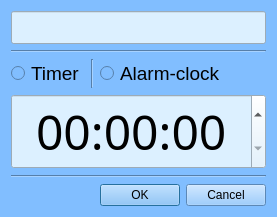
Old version of the form SmartClock/ClockWindow.ui in the repository Artem259/univ2.1_OOP_lab2.
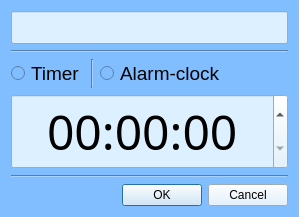
New version of the form.

Diff of the .ui file:
```diff
--- a/SmartClock/ClockWindow.ui
+++ b/SmartClock/ClockWindow.ui
@@ -6,7 +6,7 @@
    <rect>
     <x>0</x>
     <y>0</y>
-    <width>260</width>
+    <width>299</width>
     <height>189</height>
    </rect>
   </property>
@@ -20,7 +20,7 @@
    <item row="6" column="2">
     <widget class="QDialogButtonBox" name="buttonBox">
      <property name="styleSheet">
-      <string notr="true"/>
+      <string notr="true">background-color: rgb(220, 240, 255)</string>
      </property>
      <property name="standardButtons">
       <set>QDialogButtonBox::Cancel|QDialogButtonBox::Ok</set>
@@ -104,6 +104,9 @@
      <property name="alignment">
       <set>Qt::AlignCenter</set>
      </property>
+     <property name="displayFormat">
+      <string>HH:mm:ss</string>
+     </property>
     </widget>
    </item>
    <item row="0" column="0" colspan="3">
```
